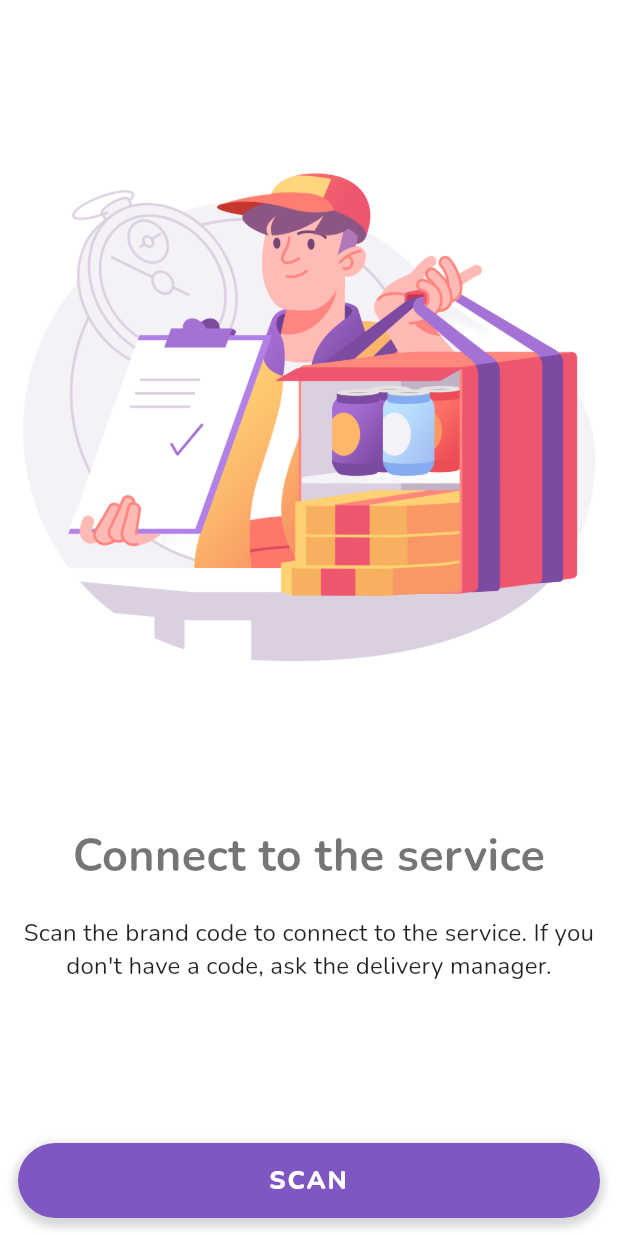
After one commit to ShahzodSalimsakov/newtook, a Flutter app: the screen it shows after launch, on a phone screen of 412 x 824 dp. The commit adds this screen. Run offline on Flutter 3.47's test engine with Material 2 defaults, Android fonts, the phone set to English and light mode, and no system bars; our stand-ins replace auto_route, bloc, equatable, flutter_bloc, formz, google_fonts and 4 more; missing offline and left inert: dart:ffi, flutter_awesome_buttons, qr_code_scanner; accounts and stored records are empty; generated files the repository leaves out were written again.

Commit message:
finished qr reader

```diff
--- a/lib/app.dart
+++ b/lib/app.dart
@@ -1,14 +1,9 @@
-import 'package:authentication_repository/authentication_repository.dart';
 import 'package:auto_route/auto_route.dart';
 import 'package:flutter/material.dart';
-import 'package:flutter_bloc/flutter_bloc.dart';
 import 'package:flutter_localizations/flutter_localizations.dart';
+import 'package:google_fonts/google_fonts.dart';
 import 'package:newtook/router.dart';
-import 'package:newtook/splash/view/splash_page.dart';
-import 'package:user_repository/user_repository.dart';
 
-import 'authentication/bloc/authentication_bloc.dart';
-import 'login/view/login_page.dart';
 import 'package:flutter_gen/gen_l10n/app_localizations.dart';
 
 class App extends StatelessWidget {
@@ -35,6 +30,7 @@ class _AppViewState extends State<AppView> {
   @override
   Widget build(BuildContext context) {
     return MaterialApp.router(
+        debugShowCheckedModeBanner: false,
         localizationsDelegates: const [
           AppLocalizations.delegate,
           GlobalMaterialLocalizations.delegate,
@@ -46,6 +42,62 @@ class _AppViewState extends State<AppView> {
           Locale('ru', ''),
           Locale('uz', ''),
         ],
+        theme: ThemeData(
+            backgroundColor: Colors.white,
+            primarySwatch: Colors.deepPurple,
+            primaryColor: Colors.deepPurple.shade400,
+            fontFamily: GoogleFonts.nunito().fontFamily,
+            textTheme: TextTheme(
+              headline1: GoogleFonts.nunito(
+                  fontSize: 97,
+                  fontWeight: FontWeight.w300,
+                  letterSpacing: -1.5),
+              headline2: GoogleFonts.nunito(
+                  fontSize: 61,
+                  fontWeight: FontWeight.w300,
+                  letterSpacing: -0.5),
+              headline3:
+                  GoogleFonts.nunito(fontSize: 48, fontWeight: FontWeight.w400),
+              headline4: GoogleFonts.nunito(
+                  fontSize: 30,
+                  fontWeight: FontWeight.w700,
+                  letterSpacing: 0.25),
+              headline5:
+                  GoogleFonts.nunito(fontSize: 24, fontWeight: FontWeight.w400),
+              headline6: GoogleFonts.nunito(
+                  fontSize: 20,
+                  fontWeight: FontWeight.w500,
+                  letterSpacing: 0.15),
+              subtitle1: GoogleFonts.nunito(
+                  fontSize: 16,
+                  fontWeight: FontWeight.w400,
+                  letterSpacing: 0.15),
+              subtitle2: GoogleFonts.nunito(
+                  fontSize: 14,
+                  fontWeight: FontWeight.w500,
+                  letterSpacing: 0.1),
+              bodyText1: GoogleFonts.nunito(
+                  fontSize: 16,
+                  fontWeight: FontWeight.w400,
+                  letterSpacing: 0.5),
+              bodyText2: GoogleFonts.nunito(
+                  fontSize: 14,
+                  fontWeight: FontWeight.w400,
+                  letterSpacing: 0.25),
+              button: GoogleFonts.nunito(
+                  fontSize: 17,
+                  fontWeight: FontWeight.w800,
+                  letterSpacing: 1.25,
+                  color: Colors.white),
+              caption: GoogleFonts.nunito(
+                  fontSize: 12,
+                  fontWeight: FontWeight.w400,
+                  letterSpacing: 0.4),
+              overline: GoogleFonts.nunito(
+                  fontSize: 10,
+                  fontWeight: FontWeight.w400,
+                  letterSpacing: 1.5),
+            )),
         routerDelegate: _rootRouter.delegate(
           navigatorObservers: () => [AutoRouteObserver()],
         ),
--- a/lib/l10n/app_en.arb
+++ b/lib/l10n/app_en.arb
@@ -1,4 +1,8 @@
 {
     "scan": "Scan",
-    "scan_brand_qr": "Scan Brand Code"
+    "scan_brand_qr": "Scan Brand Code",
+    "app_clients_intro_title": "Connect to the service",
+    "app_clients_intro_description": "Scan the brand code to connect to the service. If you don't have a code, ask the delivery manager.",
+    "error_label": "Error",
+    "this_service_is_not_valid": "This service is not valid"
 }
--- a/lib/l10n/app_ru.arb
+++ b/lib/l10n/app_ru.arb
@@ -1,4 +1,8 @@
 {
     "scan": "Сканировать",
-    "scan_brand_qr": "Сканировать QR-код бренда"
+    "scan_brand_qr": "Сканировать QR-код бренда",
+    "app_clients_intro_title": "Подключитесь к сервису",
+    "app_clients_intro_description": "Отсканируйте QR-код бренда, чтобы подключиться к сервису. Если у вас нет QR-кода, запросите у менеджера по доставке.",
+    "error_label": "Ошибка",
+    "this_service_is_not_valid": "Этот сервис не действителен"
 }
--- a/lib/l10n/app_uz.arb
+++ b/lib/l10n/app_uz.arb
@@ -1,4 +1,8 @@
 {
     "scan": "Skanerlang",
-    "scan_brand_qr": "Brand QR-kodni skanerlang"
+    "scan_brand_qr": "Brand QR-kodni skanerlang",
+    "app_clients_intro_title": "Xizmatga ulaning",
+    "app_clients_intro_description": "Brand QR-kodini skanerlang, xizmatga ulaning. Agar sizda QR-kod yo'q bo'lsa, yetkazib beruvchining menejeriga so'rang.",
+    "error_label": "Xato",
+    "this_service_is_not_valid": "Bu xizmat haqiqiy emas"
 }
--- a/lib/main.dart
+++ b/lib/main.dart
@@ -1,6 +1,7 @@
 import 'package:authentication_repository/authentication_repository.dart';
 import 'package:flutter/foundation.dart';
 import 'package:flutter/widgets.dart';
+import 'package:graphql_flutter/graphql_flutter.dart';
 import 'package:hydrated_bloc/hydrated_bloc.dart';
 import 'package:path_provider/path_provider.dart';
 import 'package:user_repository/user_repository.dart';
@@ -21,6 +22,7 @@ Future<void> main() async {
   final storage = await HydratedStorage.build(
     storageDirectory: await getTemporaryDirectory(),
   );
+  await initHiveForFlutter();
 
   HydratedBlocOverrides.runZoned(
       () => {
--- /dev/null
+++ b/lib/pages/api_client_intro/api_client_intro.dart
@@ -0,0 +1,91 @@
+import 'package:auto_route/auto_route.dart';
+import 'package:flutter/material.dart';
+import 'package:flutter_awesome_buttons/flutter_awesome_buttons.dart';
+import 'package:newtook/pages/qr/qr.dart';
+import 'package:flutter_gen/gen_l10n/app_localizations.dart';
+
+class ApiClientIntroPage extends StatelessWidget {
+  const ApiClientIntroPage({super.key});
+
+  @override
+  Widget build(BuildContext context) {
+    return Scaffold(
+      backgroundColor: Theme.of(context).backgroundColor,
+      body: Padding(
+        padding: const EdgeInsets.all(12),
+        child: Center(
+          child: Column(
+            mainAxisAlignment: MainAxisAlignment.center,
+            children: [
+              Expanded(
+                flex: 2,
+                child: Image.asset('assets/images/api_clients_intro.png'),
+              ),
+              Expanded(
+                  child: Column(
+                children: [
+                  Padding(
+                    padding: const EdgeInsets.symmetric(vertical: 5),
+                    child: Text(
+                      AppLocalizations.of(context)!.app_clients_intro_title,
+                      style: Theme.of(context).textTheme.headline4,
+                      textAlign: TextAlign.center,
+                    ),
+                  ),
+                  Padding(
+                    padding: const EdgeInsets.symmetric(vertical: 15),
+                    child: Text(
+                      AppLocalizations.of(context)!
+                          .app_clients_intro_description,
+                      style: Theme.of(context).textTheme.subtitle1,
+                      textAlign: TextAlign.center,
+                    ),
+                  ),
+                  const Spacer(),
+                  // Container(
+                  //   child: RoundedButton(
+                  //     onPressed: () {
+                  //       Navigator.of(context).push(MaterialPageRoute(
+                  //         builder: (context) => const QRViewWidget(),
+                  //       ));
+                  //     },
+                  //     title: AppLocalizations.of(context)!.scan,
+                  //   ),
+                  // ),
+                  GestureDetector(
+                    onTap: () {
+                      AutoRouter.of(context).pushNamed('/qr');
+                    },
+                    child: Container(
+                      height: 50,
+                      width: double.infinity,
+                      decoration: BoxDecoration(
+                        color: Theme.of(context).primaryColor,
+                        borderRadius: BorderRadius.circular(40),
+                        boxShadow: [
+                          BoxShadow(
+                            color: Colors.grey.withOpacity(0.4),
+                            spreadRadius: 3,
+                            blurRadius: 4,
+                            offset: const Offset(0, 3),
+                          ),
+                        ],
+                      ),
+                      child: Center(
+                        child: Text(
+                          AppLocalizations.of(context)!.scan.toUpperCase(),
+                          style: Theme.of(context).textTheme.button,
+                          textAlign: TextAlign.center,
+                        ),
+                      ),
+                    ),
+                  ),
+                ],
+              ))
+            ],
+          ),
+        ),
+      ),
+    );
+  }
+}
--- a/lib/pages/initial.dart
+++ b/lib/pages/initial.dart
@@ -1,8 +1,6 @@
 import 'package:flutter/material.dart';
-import 'package:flutter/src/foundation/key.dart';
-import 'package:flutter/src/widgets/framework.dart';
 import 'package:newtook/bloc/block_imports.dart';
-import 'package:newtook/pages/qr/qr.dart';
+import 'api_client_intro/api_client_intro.dart';
 
 class InitialPage extends StatelessWidget {
   const InitialPage({Key? key}) : super(key: key);
@@ -23,7 +21,7 @@ class _InitialPageView extends StatelessWidget {
         builder: (context, state) {
       print(state.apiClients);
       if (state.apiClients.isEmpty) {
-        return QRViewWidget();
+        return const ApiClientIntroPage();
       } else {
         return const Center(child: Text('Initial Page'));
       }
--- a/lib/router.dart
+++ b/lib/router.dart
@@ -2,6 +2,7 @@ import 'package:auto_route/auto_route.dart';
 import 'package:flutter/material.dart';
 import 'package:newtook/pages/home/view/home_page.dart';
 import 'package:newtook/pages/initial.dart';
+import 'package:newtook/pages/qr/qr.dart';
 
 part 'router.gr.dart';
 
@@ -10,6 +11,7 @@ part 'router.gr.dart';
   routes: <AutoRoute>[
     AutoRoute(page: InitialPage, initial: true),
     AutoRoute(page: HomePage, path: '/home'),
+    AutoRoute(page: QRPage, path: '/qr'),
   ],
 )
 // extend the generated private router
```
Also changed, not shown: lib/helpers/api_graphql_provider.dart (added, +57 -0 lines), lib/login/view/login_page.dart (+1 -15 lines), lib/pages/qr/qr.dart (+156 -68 lines), pubspec.yaml (+8 -3 lines), assets/images/api_clients_intro.png (added), lib/router.gr.dart, pubspec.lock, 3 other files.
